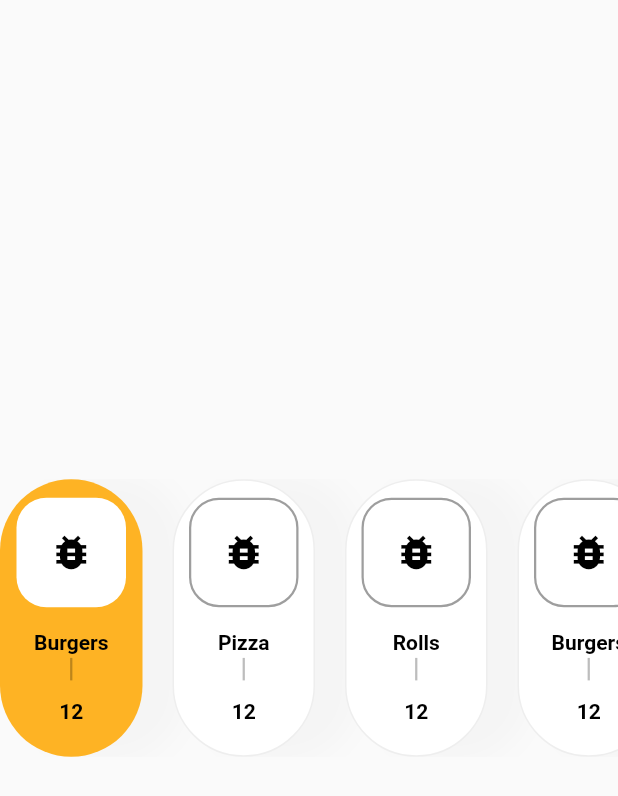
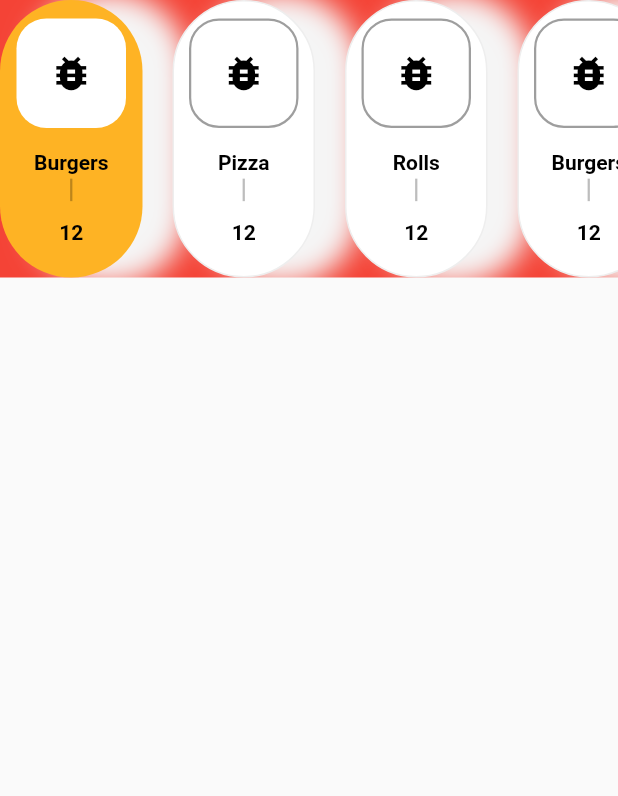
Before and after one commit to Anwar-Wahas/Resturant-App-in-Flutter, a Flutter app: what categories() shows on an empty page, opened directly, on a phone screen of 412 x 824 dp. Shown: the top 796 px of the screen. Run offline on Flutter 3.47's test engine with Material 2 defaults, Android fonts, the phone set to English and light mode, and no system bars; our stand-ins replace rxdart; missing offline and left inert: bloc_pattern.

Commit message:
Fix embedding v

```diff
--- a/lib/main.dart
+++ b/lib/main.dart
@@ -217,8 +217,8 @@ class FirstHalf extends StatelessWidget{
 }
 
 Widget categories(){
-  return Center(
-    child: Container(
+  return
+    Container(
       height: 185,
       child: ListView(
         scrollDirection: Axis.horizontal,
@@ -254,9 +254,9 @@ Widget categories(){
             selected: false,
           ),
         ],
-      ),
-    ),
-  );
+      ),alignment: Alignment.center,color: Colors.red,
+
+    );
 }
 
 Widget searchBar(){
```
Also changed, not shown: 3 other files.
